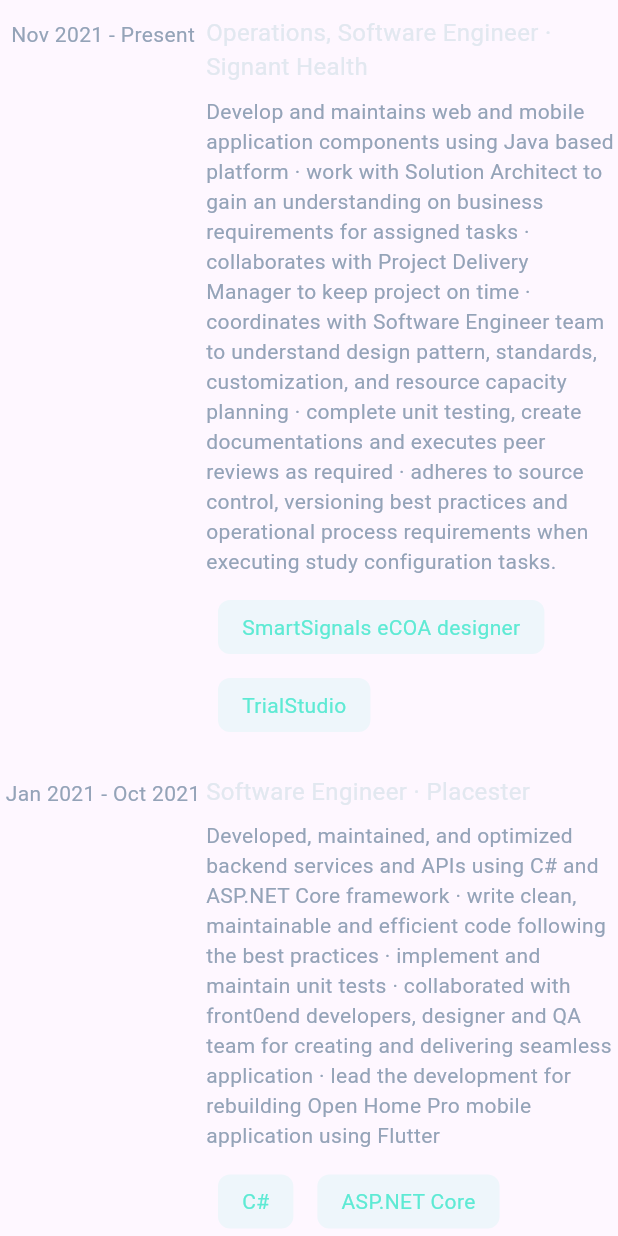
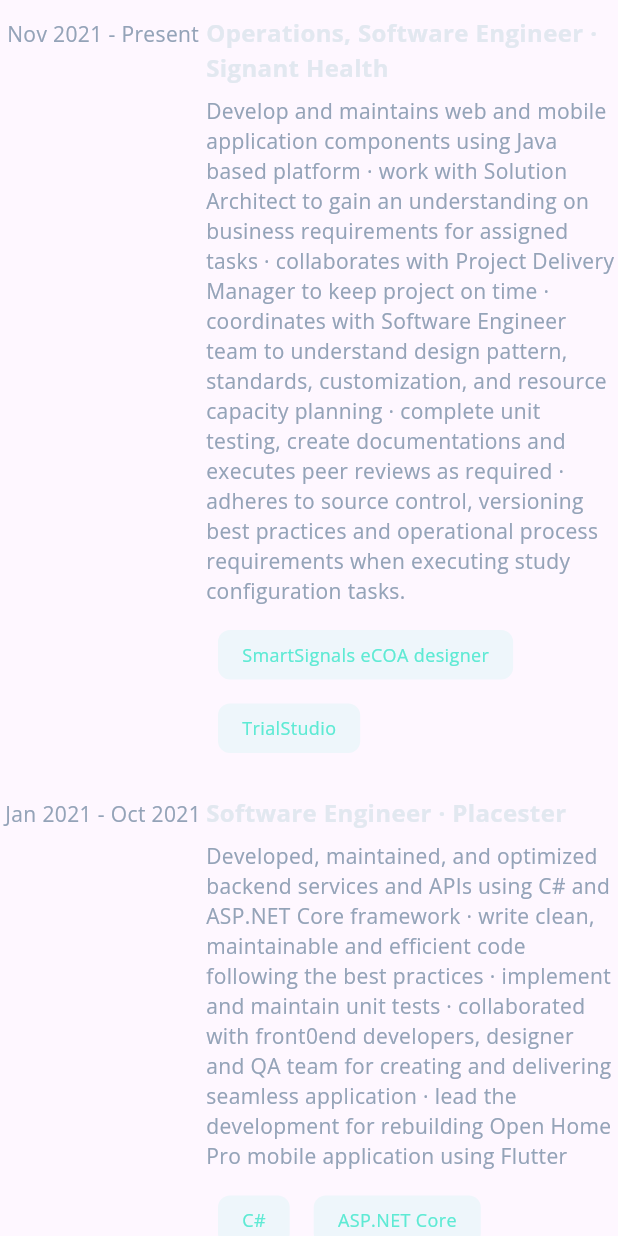
Before and after one commit to repsajanboy/my-portfolio, a Flutter app: the ExperiencesSection widget shown alone on an empty page, opened directly, on a phone screen of 412 x 824 dp. Run offline on Flutter 3.47's test engine with Material 3 defaults, Android fonts, the phone set to English and light mode, and no system bars.

Commit message:
Experiences text style

```diff
--- a/lib/presentation/home_page/view/widgets/experiences_section.dart
+++ b/lib/presentation/home_page/view/widgets/experiences_section.dart
@@ -25,6 +25,7 @@ class ExperiencesSection extends StatelessWidget {
                       Text(
                         '${exp.startDate} - ${exp.endDate}',
                         style: TextStyle(
+                          fontFamily: 'OpenSans',
                           color: AppColors.secondaryTextColor,
                         ),
                       ),
@@ -40,7 +41,9 @@ class ExperiencesSection extends StatelessWidget {
                       Text(
                         '${exp.jobTitle} · ${exp.company}',
                         style: TextStyle(
+                          fontFamily: 'OpenSans',
                           color: AppColors.mainTextColor,
+                          fontWeight: FontWeight.w700,
                           fontSize: 16.0,
                         ),
                       ),
@@ -48,7 +51,9 @@ class ExperiencesSection extends StatelessWidget {
                       Text(
                         exp.desciption,
                         style: TextStyle(
+                          fontFamily: 'OpenSans',
                           color: AppColors.secondaryTextColor,
+                          fontSize: 14.0,
                         ),
                       ),
                       SizedBox(height: 8.0),
@@ -68,7 +73,9 @@ class ExperiencesSection extends StatelessWidget {
                             child: Text(
                               e,
                               style: TextStyle(
+                                fontFamily: 'OpenSans',
                                 color: AppColors.accentTextColor,
+                                fontSize: 12.0,
                               ),
                             ),
                           );
```
